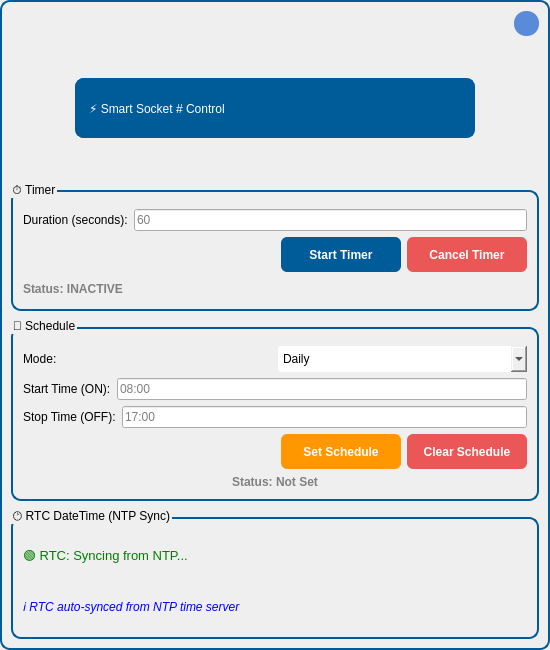
The window that file ui/smartsocket_popup.ui (KevinAR-18/EcoLab-Dashboard) describes before a commit, drawn with Qt 5.
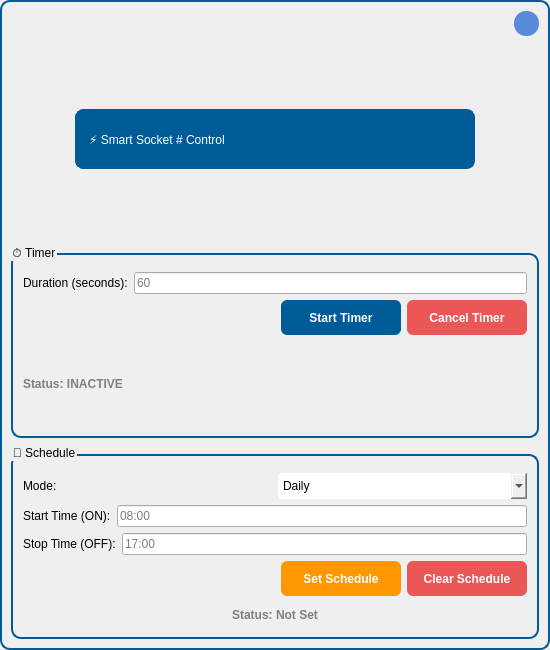
The same window after the commit. Icons and pictures are not drawn.

Commit message: Fix smart socket offline behavior and remove RTC popup

The edit to the form file:
```diff
--- a/file ui/smartsocket_popup.ui
+++ b/file ui/smartsocket_popup.ui
@@ -517,53 +517,6 @@
     </widget>
    </item>
    <item>
-    <widget class="QGroupBox" name="groupbox_datetime">
-     <property name="styleSheet">
-      <string notr="true">QGroupBox{
-    font: bold 11pt &quot;Segoe UI&quot;;
-    border: 2px solid #005C99;
-    border-radius: 10px;
-    margin-top: 10px;
-    padding-top: 15px;
-}</string>
-     </property>
-     <property name="title">
-      <string>🕐 RTC DateTime (NTP Sync)</string>
-     </property>
-     <layout class="QVBoxLayout" name="verticalLayout_datetime">
-      <item>
-       <widget class="QLabel" name="label_datetime_status">
-        <property name="styleSheet">
-         <string notr="true">QLabel#label_datetime_status{
-    color: green;
-    font-size: 10pt;
-}</string>
-        </property>
-        <property name="text">
-         <string>🟢 RTC: Syncing from NTP...</string>
-        </property>
-        <property name="wordWrap">
-         <bool>true</bool>
-        </property>
-       </widget>
-      </item>
-      <item>
-       <widget class="QLabel" name="label_datetime_info">
-        <property name="styleSheet">
-         <string notr="true">QLabel#label_datetime_info{
-    color: blue;
-    font-size: 9pt;
-    font-style: italic;
-    qproperty-alignment: AlignCenter;
-}</string>
-        </property>
-        <property name="text">
-         <string>ℹ️ RTC auto-synced from NTP time server</string>
-        </property>
-       </widget>
-      </item>
-     </layout>
-    </widget>
    </item>
   </layout>
  </widget>
```
The commit also changes 2 other files.
